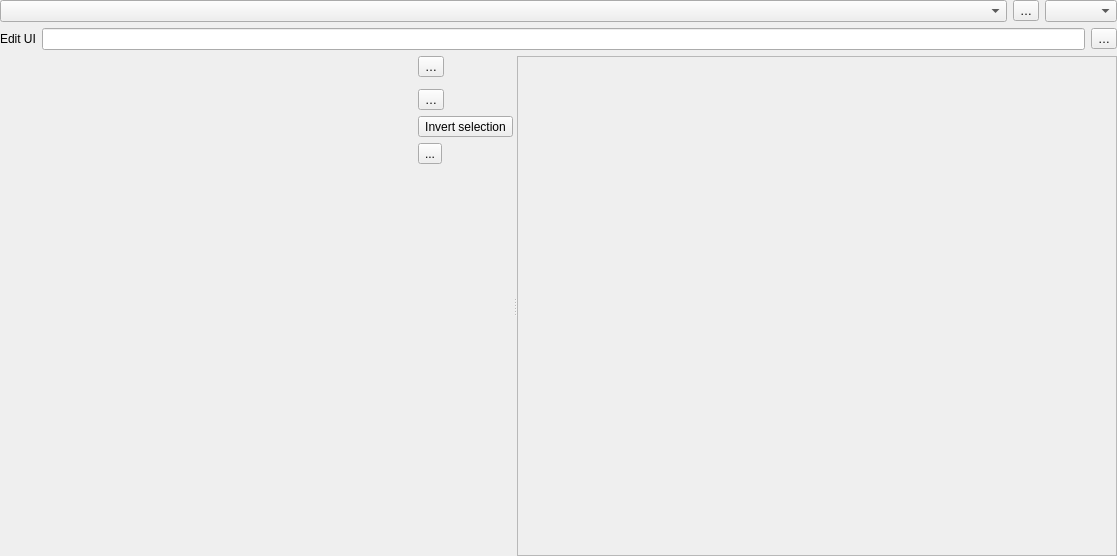
The window that src/ui/qgsattributesformproperties.ui (carsmie/QGIS) describes before a commit, drawn with Qt 5.
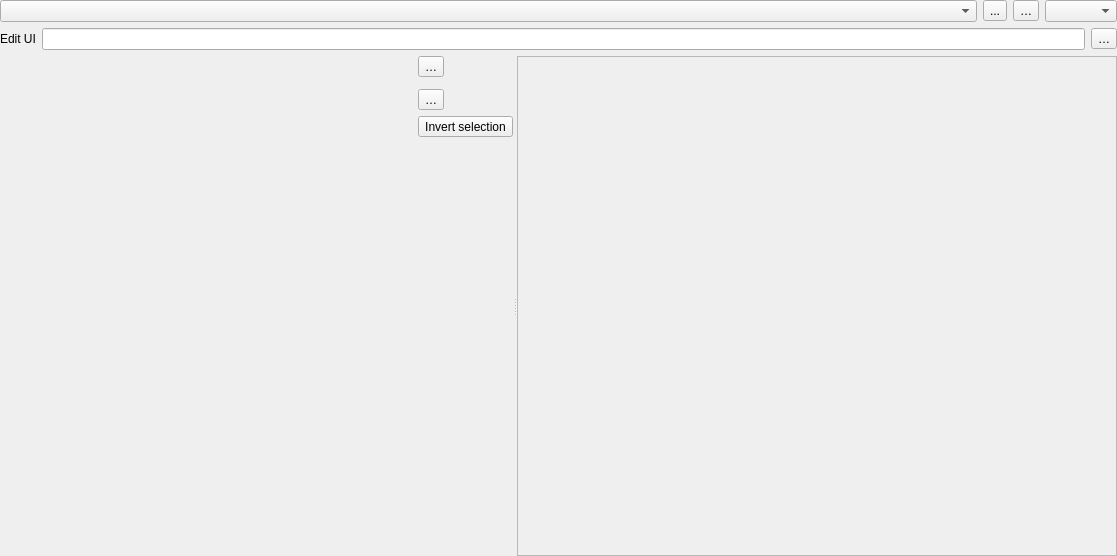
The same window after the commit. Icons and pictures are not drawn. Custom widgets are drawn as their Qt base class.

Commit message: Address internal review: Switch to aliases should work for both tree views; move its button to the top row; make sure relations' labels are treated as theire aliases (it makes sense for Form Layout only, because the label setting belongs to the form config, not to the relation itself)

Patch:
```diff
--- a/src/ui/qgsattributesformproperties.ui
+++ b/src/ui/qgsattributesformproperties.ui
@@ -54,6 +54,23 @@
         </property>
        </widget>
       </item>
+      <item>
+       <widget class="QToolButton" name="mShowAliasesButton">
+        <property name="toolTip">
+         <string>Show field aliases instead of names</string>
+        </property>
+        <property name="text">
+         <string>...</string>
+        </property>
+        <property name="icon">
+         <iconset resource="../../images/images.qrc">
+          <normaloff>:/images/themes/default/mIconFonts.svg</normaloff>:/images/themes/default/mIconFonts.svg</iconset>
+        </property>
+        <property name="checkable">
+         <bool>true</bool>
+        </property>
+       </widget>
+      </item>
       <item>
        <widget class="QToolButton" name="mTbInitCode">
         <property name="toolTip">
@@ -146,7 +163,7 @@
          </property>
         </widget>
        </item>
-       <item row="5" column="2">
+       <item row="4" column="2">
         <spacer name="verticalSpacer">
          <property name="orientation">
           <enum>Qt::Vertical</enum>
@@ -211,23 +228,6 @@
          </property>
         </widget>
        </item>
-       <item row="4" column="2">
-        <widget class="QToolButton" name="mShowAliasesButton">
-         <property name="toolTip">
-          <string>Show field aliases instead of names</string>
-         </property>
-         <property name="text">
-          <string>...</string>
-         </property>
-         <property name="icon">
-          <iconset resource="../../images/images.qrc">
-           <normaloff>:/images/themes/default/mIconFonts.svg</normaloff>:/images/themes/default/mIconFonts.svg</iconset>
-         </property>
-         <property name="checkable">
-          <bool>true</bool>
-         </property>
-        </widget>
-       </item>
       </layout>
      </widget>
      <widget class="QgsScrollArea" name="scrollArea_2">
```
Left out of the diff: 2 changed lines with no effect on the pictures. The commit also changes 4 other files.
